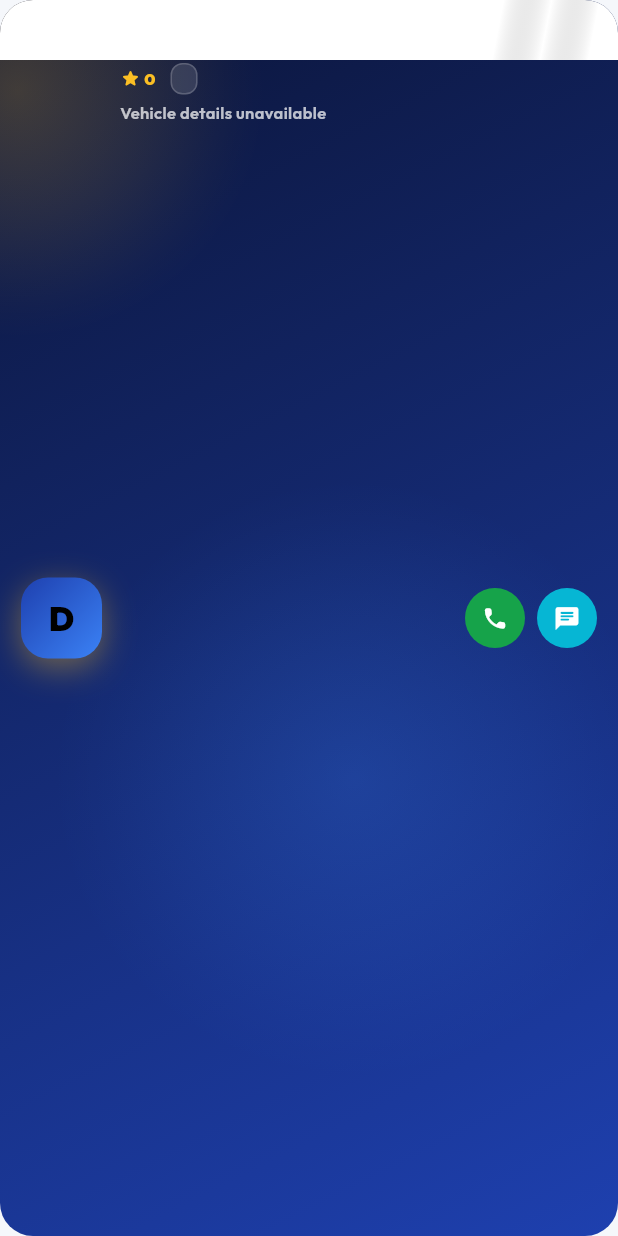
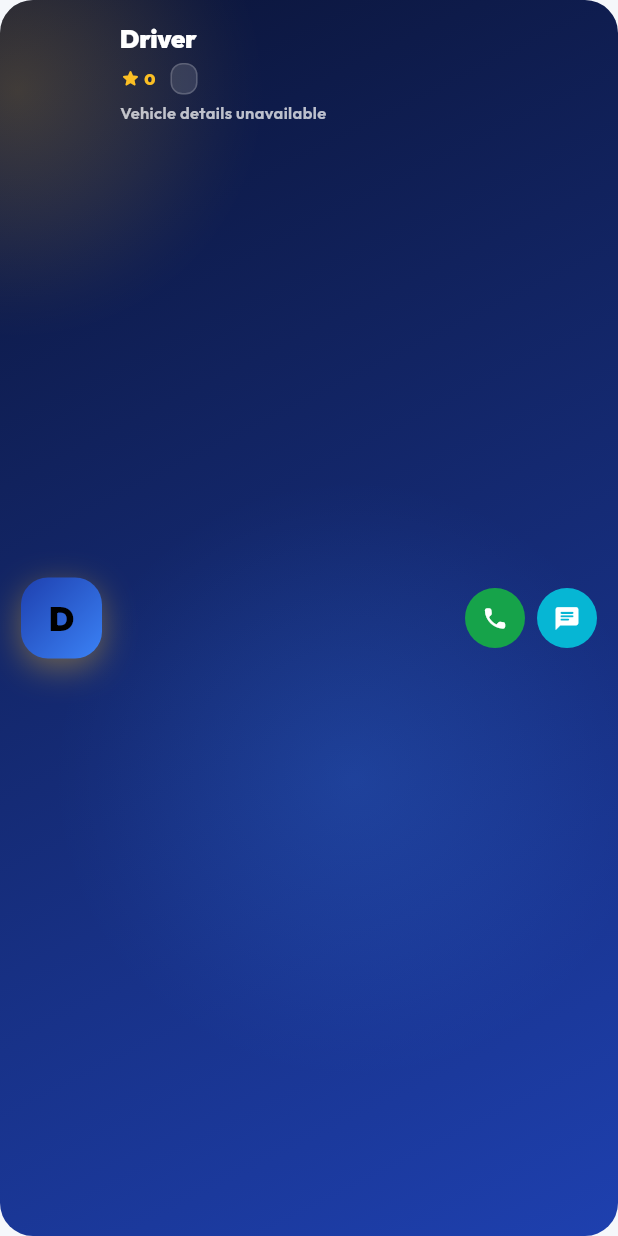
Before and after one commit to Hashnate/ziggo, a Flutter app: the _DriverCard widget shown alone on an empty page, opened directly with empty values, on a phone screen of 412 x 824 dp. Run offline on Flutter 3.47's test engine with Material 3 defaults, Android fonts, the phone set to English and light mode, and no system bars; our stand-ins replace dio, flutter_dotenv, flutter_secure_storage, geolocator, google_fonts, google_maps_flutter and 4 more; missing offline and left inert: dart:html; accounts and stored records are empty; network calls fail.

Commit message:
driver name

```diff
--- a/ziggo_app/lib/modules/customer/screens/ride_tracking_screen.dart
+++ b/ziggo_app/lib/modules/customer/screens/ride_tracking_screen.dart
@@ -672,13 +672,9 @@ class _DriverCard extends StatelessWidget {
               count: 2,
             ),
           ),
-          // Shimmer sweep — keep it short so it doesn't blanket the text area
-          const Positioned(
-            top: 0,
-            left: 0,
-            right: 0,
-            child: ShimmerHighlight(height: 40),
-          ),
+          // (The old ShimmerHighlight here painted an opaque white band on
+          // top of the card content via srcATop on a white Container — it
+          // hid the driver's name. Removed; orbs alone give enough motion.)
           // Content
           Padding(
             padding: const EdgeInsets.all(14),
```
